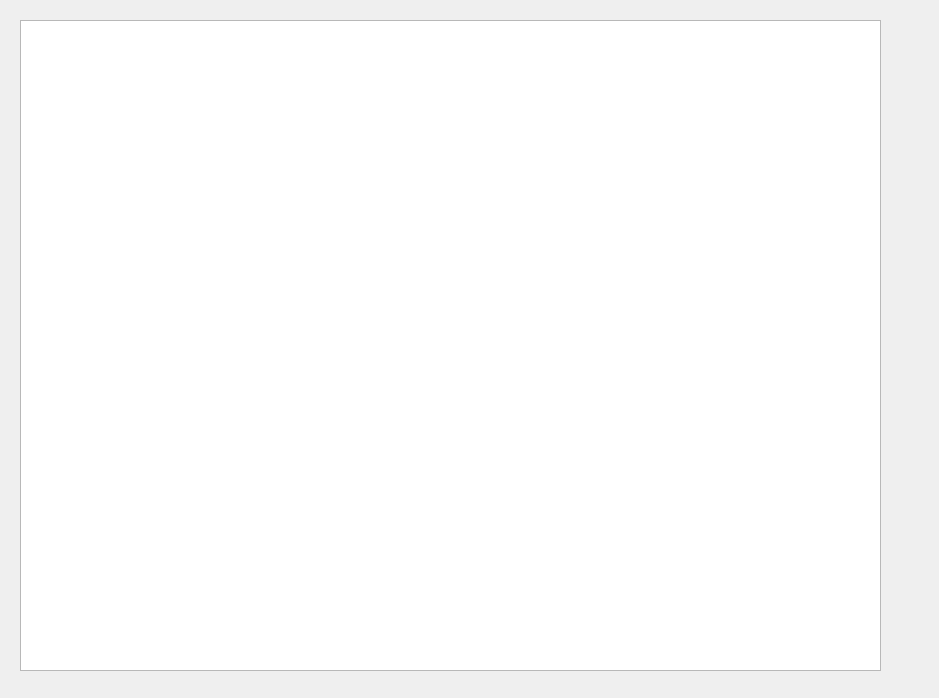
The window that blue-app/ui/FortuneWheel.ui (matus-u/sz-bluetooth) describes before a commit, drawn with Qt 5.
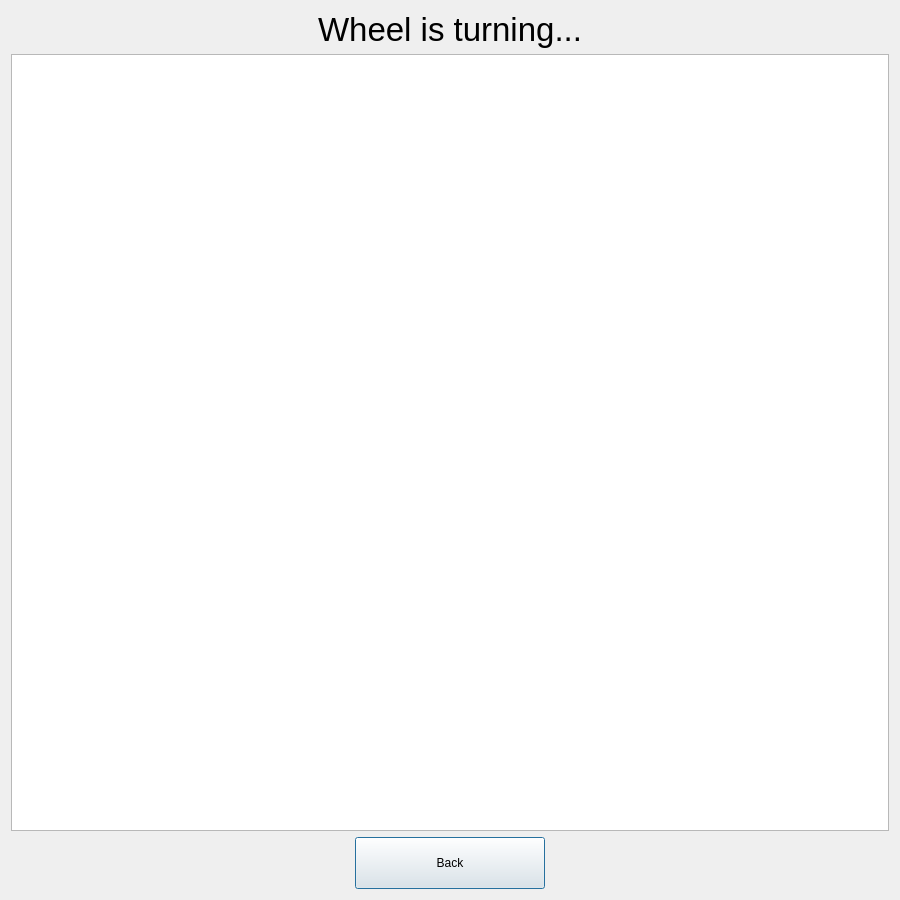
The same window after the commit. Icons and pictures are not drawn.

Commit message: implement fortune wheel window stack

The edit to the form file:
```diff
--- a/blue-app/ui/FortuneWheel.ui
+++ b/blue-app/ui/FortuneWheel.ui
@@ -6,23 +6,70 @@
    <rect>
     <x>0</x>
     <y>0</y>
-    <width>939</width>
-    <height>698</height>
+    <width>900</width>
+    <height>900</height>
    </rect>
   </property>
   <property name="windowTitle">
    <string>Dialog</string>
   </property>
-  <widget class="QGraphicsView" name="graphicsView">
-   <property name="geometry">
-    <rect>
-     <x>20</x>
-     <y>20</y>
-     <width>861</width>
-     <height>651</height>
-    </rect>
-   </property>
-  </widget>
+  <layout class="QHBoxLayout" name="horizontalLayout">
+   <item>
+    <layout class="QVBoxLayout" name="verticalLayout">
+     <item>
+      <widget class="QLabel" name="wheelLabel">
+       <property name="font">
+        <font>
+         <pointsize>25</pointsize>
+        </font>
+       </property>
+       <property name="text">
+        <string>Wheel is turning...</string>
+       </property>
+       <property name="alignment">
+        <set>Qt::AlignCenter</set>
+       </property>
+      </widget>
+     </item>
+     <item>
+      <widget class="QGraphicsView" name="graphicsView"/>
+     </item>
+     <item>
+      <layout class="QHBoxLayout" name="horizontalLayout_2">
+       <item>
+        <widget class="QPushButton" name="backButton">
+         <property name="sizePolicy">
+          <sizepolicy hsizetype="Fixed" vsizetype="Fixed">
+           <horstretch>0</horstretch>
+           <verstretch>0</verstretch>
+          </sizepolicy>
+         </property>
+         <property name="minimumSize">
+          <size>
+           <width>190</width>
+           <height>52</height>
+          </size>
+         </property>
+         <property name="text">
+          <string>Back</string>
+         </property>
+         <property name="icon">
+          <iconset resource="../resources/Resources.qrc">
+           <normaloff>:/images/back3_fialova.png</normaloff>:/images/back3_fialova.png</iconset>
+         </property>
+         <property name="iconSize">
+          <size>
+           <width>32</width>
+           <height>32</height>
+          </size>
+         </property>
+        </widget>
+       </item>
+      </layout>
+     </item>
+    </layout>
+   </item>
+  </layout>
  </widget>
  <resources/>
  <connections/>
```
Left out of the diff: 4 changed lines with no effect on the pictures. The commit also changes 6 other files.
